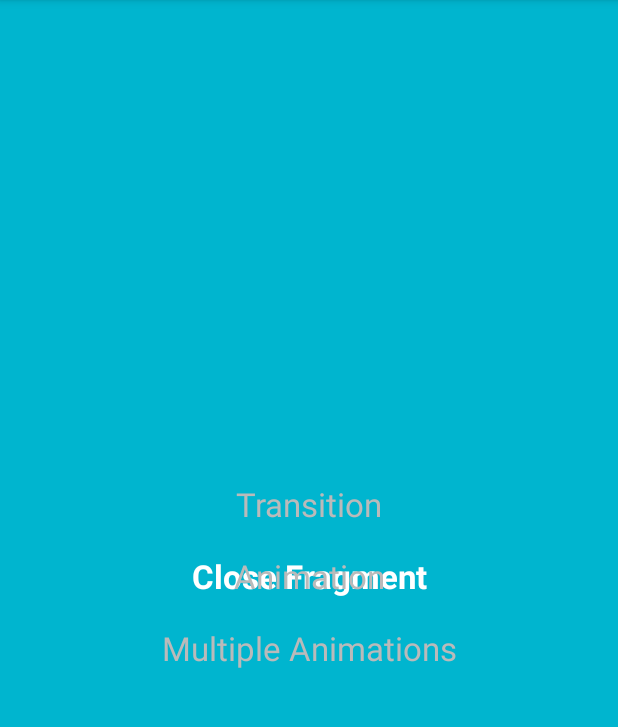
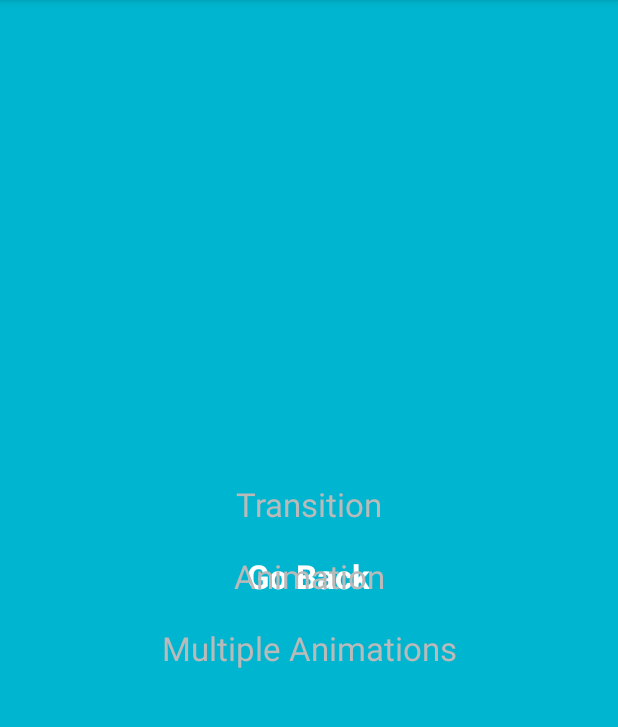
Before and after one commit to swarmnyc/AndroidFragmentAnimations, an Android app: the screen it shows after launch (MainActivity), after a tap on "Transition", on a phone screen of 412 x 824 dp, the part 84-811 px from its top. Run offline under Robolectric (Android 15) with nearby library versions, the phone set to English and light mode, and no system bars.

Commit message:
updated labels

```diff
--- a/app/src/main/res/layout/activity_main.xml
+++ b/app/src/main/res/layout/activity_main.xml
@@ -42,14 +42,9 @@
         <Button
                 android:id="@+id/btn_start_multiple_animations"
                 style="@style/TextButton"
-                android:text="@string/start_multiple_animation"
+                android:text="@string/show_multiple_animations"
                 android:layout_width="match_parent" android:layout_height="wrap_content"/>
 
-        <!--<Button-->
-                <!--android:id="@+id/btn_reset"-->
-                <!--style="@style/TextButton"-->
-                <!--android:text="@string/reset"-->
-                <!--android:layout_width="match_parent" android:layout_height="wrap_content"/>-->
 
     </LinearLayout>
 
--- a/app/src/main/res/layout/fragment_full_screen.xml
+++ b/app/src/main/res/layout/fragment_full_screen.xml
@@ -11,7 +11,7 @@
 
     <Button
             android:id="@+id/btn_close"
-            android:text="@string/close"
+            android:text="@string/go_back"
             android:background="@android:color/transparent"
             android:textColor="@android:color/white"
             android:textStyle="bold"
--- a/app/src/main/res/values/strings.xml
+++ b/app/src/main/res/values/strings.xml
@@ -7,8 +7,7 @@
     <string name="action_settings">Settings</string>
     <string name="start_transition">Transition</string>
     <string name="start_animation">Animation</string>
-    <string name="start_multiple_animation">Multiple Animations</string>
-    <string name="reset">Reset</string>
-    <string name="close">Close Fragment</string>
+    <string name="show_multiple_animations">Multiple Animations</string>
+    <string name="go_back">Go Back</string>
 
 </resources>
```
